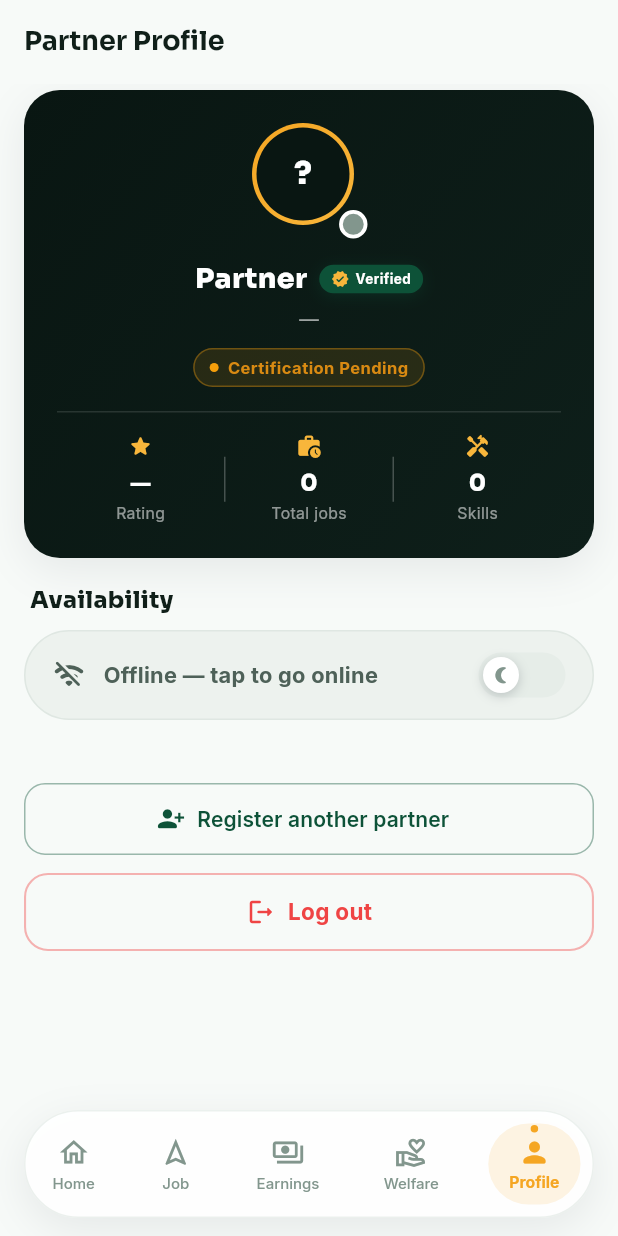
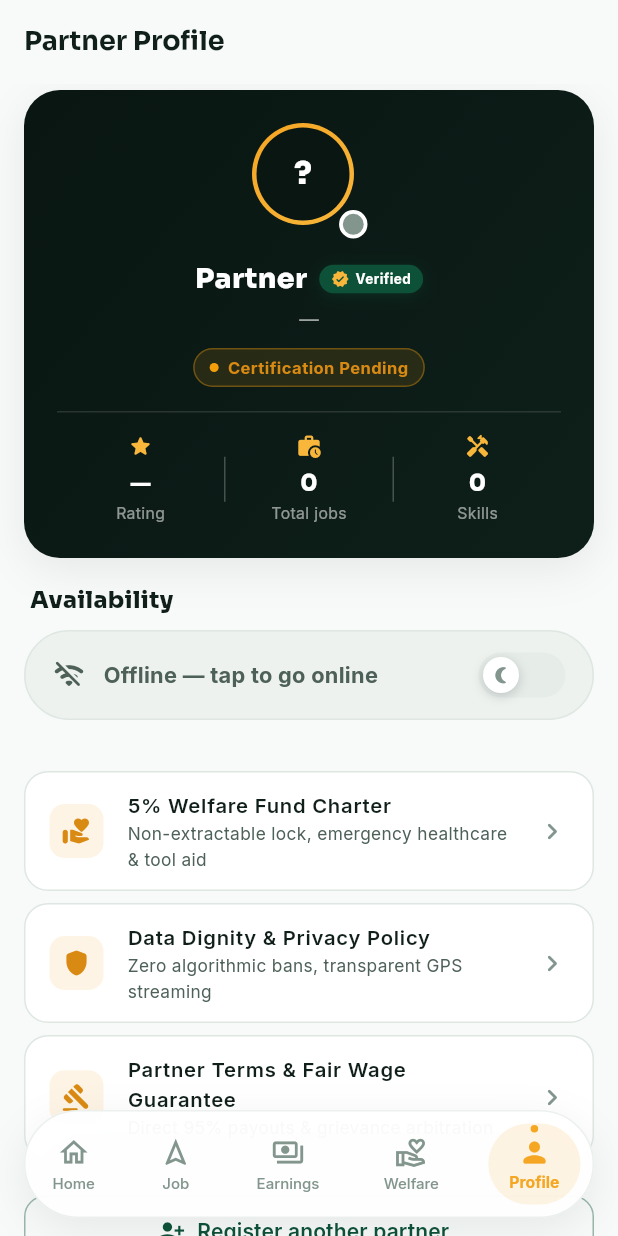
Before and after one commit to Sahakaryaa/worker-app, a Flutter app: the WorkerProfileScreen screen opened by its route, on a phone screen of 412 x 824 dp. Run offline on Flutter 3.47's test engine with Material 3 defaults, Android fonts, the phone set to English and light mode, and no system bars; drawn by our look-alikes of flutter_animate; our stand-ins replace dio, fl_chart, flutter_map, flutter_riverpod, flutter_secure_storage, flutter_svg and 6 more; accounts and stored records are empty.

Commit message:
feat: configure branded app icons, permission popups, legal policies, and corrected booking-to-payment workflow

```diff
--- a/lib/screens/profile/worker_profile_screen.dart
+++ b/lib/screens/profile/worker_profile_screen.dart
@@ -14,6 +14,7 @@ import '../../widgets/avatar_badge.dart';
 import '../../widgets/availability_toggle.dart';
 import '../../widgets/cooperative_badge.dart';
 import '../../widgets/status_chip.dart';
+import '../../widgets/legal_policy_sheet.dart';
 
 /// Profile — AvatarBadge header, certification StatusChip, editable
 /// availability and logout.
@@ -197,7 +198,35 @@ class WorkerProfileScreen extends ConsumerWidget {
               ),
             ).animate(delay: 100.ms).fadeIn(duration: 400.ms),
 
-          const SizedBox(height: 24),
+          const SizedBox(height: 16),
+
+          // Legal & Cooperative Policies
+          _policyTile(
+            context,
+            icon: Icons.volunteer_activism_rounded,
+            title: '5% Welfare Fund Charter',
+            subtitle: 'Non-extractable lock, emergency healthcare & tool aid',
+            onTap: () => WorkerLegalPolicySheet.show(context,
+                doc: WorkerLegalDocType.welfareCharter),
+          ),
+          _policyTile(
+            context,
+            icon: Icons.shield_rounded,
+            title: 'Data Dignity & Privacy Policy',
+            subtitle: 'Zero algorithmic bans, transparent GPS streaming',
+            onTap: () => WorkerLegalPolicySheet.show(context,
+                doc: WorkerLegalDocType.partnerPrivacy),
+          ),
+          _policyTile(
+            context,
+            icon: Icons.gavel_rounded,
+            title: 'Partner Terms & Fair Wage Guarantee',
+            subtitle: 'Direct 95% payouts & grievance arbitration',
+            onTap: () => WorkerLegalPolicySheet.show(context,
+                doc: WorkerLegalDocType.partnerTerms),
+          ),
+
+          const SizedBox(height: 16),
 
           // Actions
           OutlinedButton.icon(
@@ -280,4 +309,54 @@ class WorkerProfileScreen extends ConsumerWidget {
               style: GoogleFonts.inter(fontSize: 10.5, color: Colors.white54)),
         ],
       );
+
+  Widget _policyTile(
+    BuildContext context, {
+    required IconData icon,
+    required String title,
+    required String subtitle,
+    required VoidCallback onTap,
+  }) {
+    return Container(
+      margin: const EdgeInsets.only(bottom: 8),
+      child: ListTile(
+        onTap: onTap,
+        contentPadding:
+            const EdgeInsets.symmetric(horizontal: 16, vertical: 4),
+        shape: RoundedRectangleBorder(
+          borderRadius: BorderRadius.circular(16),
+          side: const BorderSide(color: AppColors.border),
+        ),
+        tileColor: AppColors.surface,
+        leading: Container(
+          padding: const EdgeInsets.all(8),
+          decoration: BoxDecoration(
+            color: AppColors.gold.withValues(alpha: 0.12),
+            borderRadius: BorderRadius.circular(10),
+          ),
+          child: Icon(icon, color: AppColors.goldDark, size: 20),
+        ),
+        title: Text(
+          title,
+          style: GoogleFonts.inter(
+            fontSize: 13.5,
+            fontWeight: FontWeight.w600,
+            color: AppColors.ink,
+          ),
+        ),
+        subtitle: Text(
+          subtitle,
+          style: GoogleFonts.inter(
+            fontSize: 11.5,
+            color: AppColors.inkSoft,
+          ),
+        ),
+        trailing: const Icon(
+          Icons.chevron_right_rounded,
+          color: AppColors.inkFaint,
+          size: 22,
+        ),
+      ),
+    );
+  }
 }
```
Also changed, not shown: lib/screens/onboarding/worker_registration_screen.dart (+91 -7 lines), lib/widgets/availability_toggle.dart (+6 -1 lines), lib/widgets/legal_policy_sheet.dart (added, +259 -0 lines), lib/widgets/permission_dialog.dart (added, +185 -0 lines), 39 other files.
